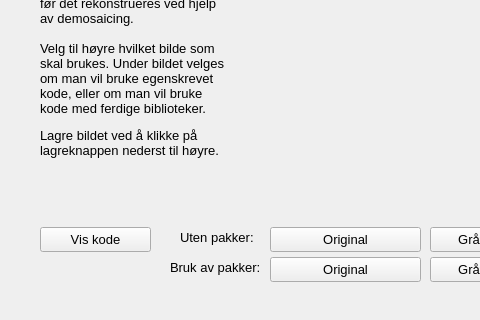
This is src/demosaicing.ui in jegerud/Sciprog2020project as Qt 5 draws it before an edit; both pictures show x 0 to 480 and y 163 to 483 of the 863 by 483 pixel window. The edited form follows.
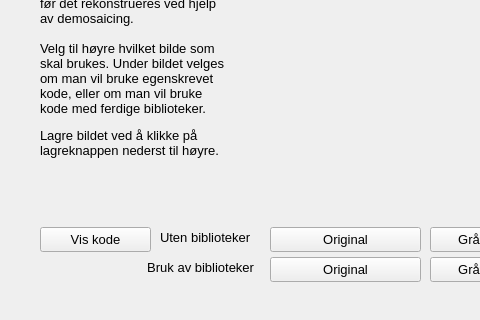
This is the edited form. Custom widgets are drawn as their Qt base class.

Commit message: Småfiks

```diff
--- a/src/demosaicing.ui
+++ b/src/demosaicing.ui
@@ -326,9 +326,9 @@
   <widget class="QLabel" name="label">
    <property name="geometry">
     <rect>
-     <x>180</x>
+     <x>160</x>
      <y>390</y>
-     <width>81</width>
+     <width>101</width>
      <height>21</height>
     </rect>
    </property>
@@ -338,15 +338,15 @@
     </font>
    </property>
    <property name="text">
-    <string>Uten pakker:</string>
+    <string>Uten biblioteker</string>
    </property>
   </widget>
   <widget class="QLabel" name="label_2">
    <property name="geometry">
     <rect>
-     <x>170</x>
+     <x>140</x>
      <y>420</y>
-     <width>101</width>
+     <width>141</width>
      <height>21</height>
     </rect>
    </property>
@@ -356,7 +356,7 @@
     </font>
    </property>
    <property name="text">
-    <string>Bruk av pakker:</string>
+    <string>  Bruk av biblioteker</string>
    </property>
   </widget>
   <widget class="imagewidget" name="imagewidget" native="true">
```
